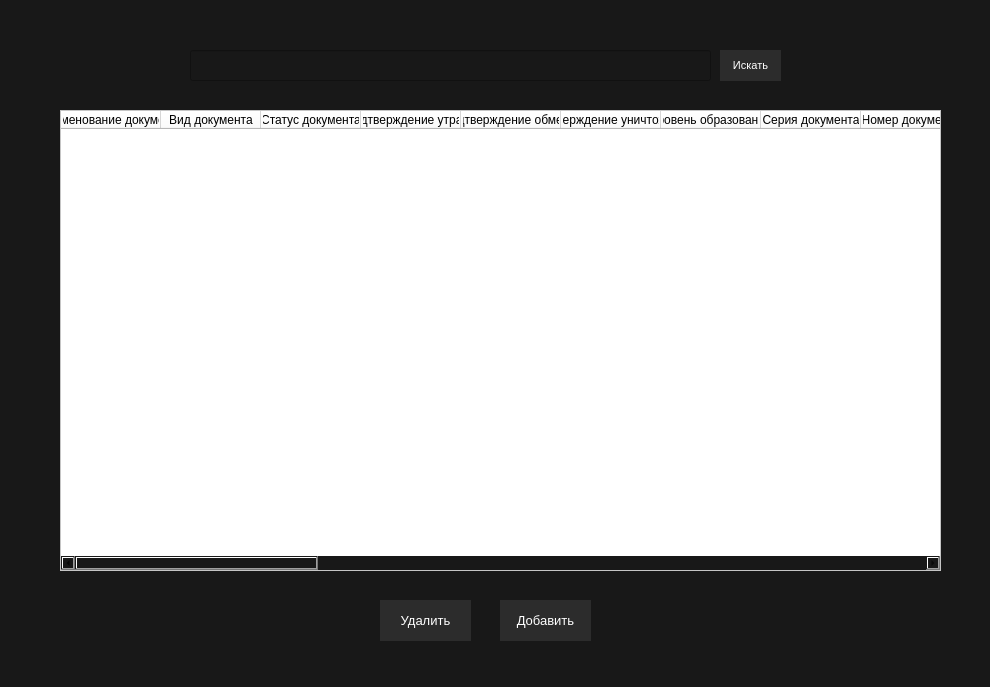
Old version of the form design.ui in the repository dmakger/HelperDoc.
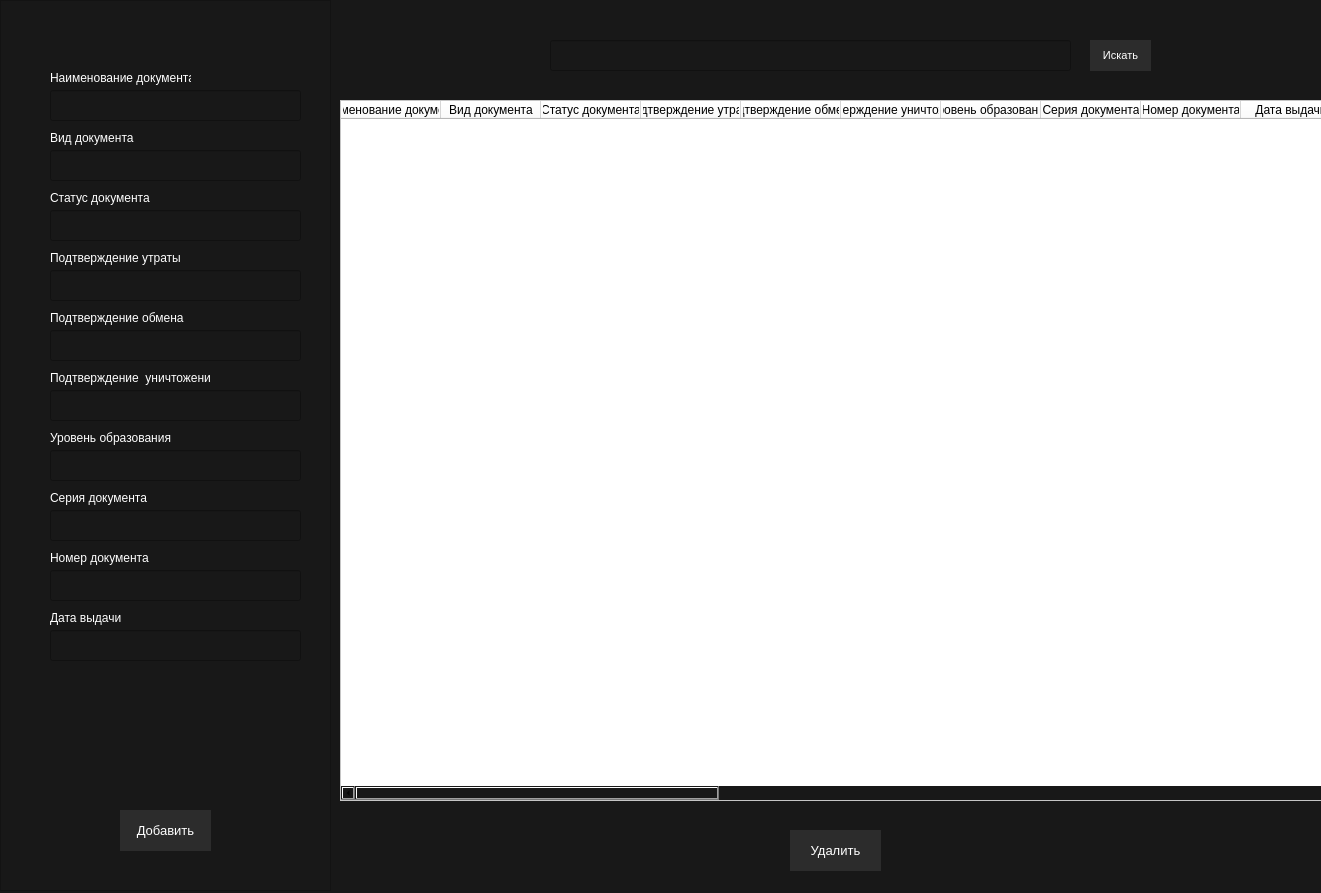
New version of the form.

What changed in the file:
```diff
--- a/design.ui
+++ b/design.ui
@@ -6,8 +6,8 @@
    <rect>
     <x>0</x>
     <y>0</y>
-    <width>990</width>
-    <height>687</height>
+    <width>1321</width>
+    <height>893</height>
    </rect>
   </property>
   <property name="windowTitle">
@@ -23,47 +23,11 @@
    <string notr="true">background-color: #181818;</string>
   </property>
   <widget class="QWidget" name="centralwidget">
-   <widget class="QPushButton" name="add_row">
-    <property name="geometry">
-     <rect>
-      <x>500</x>
-      <y>600</y>
-      <width>91</width>
-      <height>41</height>
-     </rect>
-    </property>
-    <property name="font">
-     <font>
-      <pointsize>10</pointsize>
-      <weight>50</weight>
-      <bold>false</bold>
-     </font>
-    </property>
-    <property name="styleSheet">
-     <string notr="true">QPushButton {
-	background-color: #2C2C2C;
-	color: #fff;
-	text-align: center;
-	padding-bottom: 1px;
-	border: 0;
-}
-
-QPushButton:hover {
-	background-color: #353535;
-}
-QPushButton:pressed {
-	background-color: #3F3F3F;
-}</string>
-    </property>
-    <property name="text">
-     <string>Добавить</string>
-    </property>
-   </widget>
    <widget class="QLineEdit" name="suggest_input">
     <property name="geometry">
      <rect>
-      <x>190</x>
-      <y>50</y>
+      <x>550</x>
+      <y>40</y>
       <width>521</width>
       <height>31</height>
      </rect>
@@ -81,10 +45,10 @@
    <widget class="QTableWidget" name="table">
     <property name="geometry">
      <rect>
-      <x>60</x>
-      <y>110</y>
-      <width>881</width>
-      <height>461</height>
+      <x>340</x>
+      <y>100</y>
+      <width>1051</width>
+      <height>701</height>
      </rect>
     </property>
     <property name="baseSize">
@@ -243,8 +207,8 @@
    <widget class="QPushButton" name="suggest_input_button">
     <property name="geometry">
      <rect>
-      <x>720</x>
-      <y>50</y>
+      <x>1090</x>
+      <y>40</y>
       <width>61</width>
       <height>31</height>
      </rect>
@@ -280,11 +244,389 @@
      <string>Искать</string>
     </property>
    </widget>
+   <widget class="QFrame" name="frame">
+    <property name="geometry">
+     <rect>
+      <x>0</x>
+      <y>0</y>
+      <width>331</width>
+      <height>891</height>
+     </rect>
+    </property>
+    <property name="frameShape">
+     <enum>QFrame::StyledPanel</enum>
+    </property>
+    <property name="frameShadow">
+     <enum>QFrame::Raised</enum>
+    </property>
+    <widget class="QPushButton" name="add_row">
+     <property name="geometry">
+      <rect>
+       <x>120</x>
+       <y>810</y>
+       <width>91</width>
+       <height>41</height>
+      </rect>
+     </property>
+     <property name="font">
+      <font>
+       <pointsize>10</pointsize>
+       <weight>50</weight>
+       <bold>false</bold>
+      </font>
+     </property>
+     <property name="styleSheet">
+      <string notr="true">QPushButton {
+	background-color: #2C2C2C;
+	color: #fff;
+	text-align: center;
+	padding-bottom: 1px;
+	border: 0;
+}
+
+QPushButton:hover {
+	background-color: #353535;
+}
+QPushButton:pressed {
+	background-color: #3F3F3F;
+}</string>
+     </property>
+     <property name="text">
+      <string>Добавить</string>
+     </property>
+    </widget>
+    <widget class="QLineEdit" name="lineEdit">
+     <property name="geometry">
+      <rect>
+       <x>50</x>
+       <y>90</y>
+       <width>251</width>
+       <height>31</height>
+      </rect>
+     </property>
+     <property name="styleSheet">
+      <string notr="true">QLineEdit {
+	color: #fff;
+	padding-left: 10px;
+}</string>
+     </property>
+     <property name="text">
+      <string/>
+     </property>
+    </widget>
+    <widget class="QLabel" name="label">
+     <property name="geometry">
+      <rect>
+       <x>50</x>
+       <y>70</y>
+       <width>141</width>
+       <height>16</height>
+      </rect>
+     </property>
+     <property name="styleSheet">
+      <string notr="true">color: #fff;</string>
+     </property>
+     <property name="text">
+      <string>Наименование документа</string>
+     </property>
+    </widget>
+    <widget class="QLineEdit" name="lineEdit_2">
+     <property name="geometry">
+      <rect>
+       <x>50</x>
+       <y>150</y>
+       <width>251</width>
+       <height>31</height>
+      </rect>
+     </property>
+     <property name="styleSheet">
+      <string notr="true">QLineEdit {
+	color: #fff;
+	padding-left: 10px;
+}</string>
+     </property>
+     <property name="text">
+      <string/>
+     </property>
+    </widget>
+    <widget class="QLabel" name="label_2">
+     <property name="geometry">
+      <rect>
+       <x>50</x>
+       <y>130</y>
+       <width>141</width>
+       <height>16</height>
+      </rect>
+     </property>
+     <property name="styleSheet">
+      <string notr="true">color: #fff;</string>
+     </property>
+     <property name="text">
+      <string>Вид документа</string>
+     </property>
+    </widget>
+    <widget class="QLineEdit" name="lineEdit_3">
+     <property name="geometry">
+      <rect>
+       <x>50</x>
+       <y>210</y>
+       <width>251</width>
+       <height>31</height>
+      </rect>
+     </property>
+     <property name="styleSheet">
+      <string notr="true">QLineEdit {
+	color: #fff;
+	padding-left: 10px;
+}</string>
+     </property>
+    </widget>
+    <widget class="QLabel" name="label_3">
+     <property name="geometry">
+      <rect>
+       <x>50</x>
+       <y>190</y>
+       <width>141</width>
+       <height>16</height>
+      </rect>
+     </property>
+     <property name="styleSheet">
+      <string notr="true">color: #fff;</string>
+     </property>
+     <property name="text">
+      <string>Статус документа</string>
+     </property>
+    </widget>
+    <widget class="QLabel" name="label_4">
+     <property name="geometry">
+      <rect>
+       <x>50</x>
+       <y>250</y>
+       <width>141</width>
+       <height>16</height>
+      </rect>
+     </property>
+     <property name="styleSheet">
+      <string notr="true">color: #fff;</string>
+     </property>
+     <property name="text">
+      <string>Подтверждение утраты</string>
+     </property>
+    </widget>
+    <widget class="QLineEdit" name="lineEdit_4">
+     <property name="geometry">
+      <rect>
+       <x>50</x>
+       <y>270</y>
+       <width>251</width>
+       <height>31</height>
+      </rect>
+     </property>
+     <property name="styleSheet">
+      <string notr="true">QLineEdit {
+	color: #fff;
+	padding-left: 10px;
+}</string>
+     </property>
+    </widget>
+    <widget class="QLineEdit" name="lineEdit_5">
+     <property name="geometry">
+      <rect>
+       <x>50</x>
+       <y>330</y>
+       <width>251</width>
+       <height>31</height>
+      </rect>
+     </property>
+     <property name="styleSheet">
+      <string notr="true">QLineEdit {
+	color: #fff;
+	padding-left: 10px;
+}</string>
+     </property>
+    </widget>
+    <widget class="QLabel" name="label_5">
+     <property name="geometry">
+      <rect>
+       <x>50</x>
+       <y>310</y>
+       <width>141</width>
+       <height>16</height>
+      </rect>
+     </property>
+     <property name="styleSheet">
+      <string notr="true">color: #fff;</string>
+     </property>
+     <property name="text">
+      <string>Подтверждение обмена</string>
+     </property>
+    </widget>
+    <widget class="QLineEdit" name="lineEdit_6">
+     <property name="geometry">
+      <rect>
+       <x>50</x>
+       <y>390</y>
+       <width>251</width>
+       <height>31</height>
+      </rect>
+     </property>
+     <property name="styleSheet">
+      <string notr="true">QLineEdit {
+	color: #fff;
+	padding-left: 10px;
+}</string>
+     </property>
+    </widget>
+    <widget class="QLabel" name="label_6">
+     <property name="geometry">
+      <rect>
+       <x>50</x>
+       <y>370</y>
+       <width>161</width>
+       <height>16</height>
+      </rect>
+     </property>
+     <property name="styleSheet">
+      <string notr="true">color: #fff;</string>
+     </property>
+     <property name="text">
+      <string>Подтверждение  уничтожения</string>
+     </property>
+    </widget>
+    <widget class="QLabel" name="label_7">
+     <property name="geometry">
+      <rect>
+       <x>50</x>
+       <y>430</y>
+       <width>161</width>
+       <height>16</height>
+      </rect>
+     </property>
+     <property name="styleSheet">
+      <string notr="true">color: #fff;</string>
+     </property>
+     <property name="text">
+      <string>Уровень образования</string>
+     </property>
+    </widget>
+    <widget class="QLineEdit" name="lineEdit_7">
+     <property name="geometry">
+      <rect>
+       <x>50</x>
+       <y>450</y>
+       <width>251</width>
+       <height>31</height>
+      </rect>
+     </property>
+     <property name="styleSheet">
+      <string notr="true">QLineEdit {
+	color: #fff;
+	padding-left: 10px;
+}</string>
+     </property>
+    </widget>
+    <widget class="QLineEdit" name="lineEdit_8">
+     <property name="geometry">
+      <rect>
+       <x>50</x>
+       <y>510</y>
+       <width>251</width>
+       <height>31</height>
+      </rect>
+     </property>
+     <property name="styleSheet">
+      <string notr="true">QLineEdit {
+	color: #fff;
+	padding-left: 10px;
+}</string>
+     </property>
+    </widget>
+    <widget class="QLabel" name="label_8">
+     <property name="geometry">
+      <rect>
+       <x>50</x>
+       <y>490</y>
+       <width>161</width>
+       <height>16</height>
+      </rect>
+     </property>
+     <property name="styleSheet">
+      <string notr="true">color: #fff;</string>
+     </property>
+     <property name="text">
+      <string>Серия документа</string>
+     </property>
+    </widget>
+    <widget class="QLineEdit" name="lineEdit_9">
+     <property name="geometry">
+      <rect>
+       <x>50</x>
+       <y>570</y>
+       <width>251</width>
+       <height>31</height>
+      </rect>
+     </property>
+     <property name="styleSheet">
+      <string notr="true">QLineEdit {
+	color: #fff;
+	padding-left: 10px;
+}</string>
+     </property>
+    </widget>
+    <widget class="QLabel" name="label_9">
+     <property name="geometry">
+      <rect>
+       <x>50</x>
+       <y>550</y>
+       <width>161</width>
+       <height>16</height>
+      </rect>
+     </property>
+     <property name="styleSheet">
+      <string notr="true">color: #fff;</string>
+     </property>
+     <property name="text">
+      <string>Номер документа</string>
+     </property>
+    </widget>
+    <widget class="QLabel" name="label_10">
+     <property name="geometry">
+      <rect>
+       <x>50</x>
+       <y>610</y>
+       <width>161</width>
+       <height>16</height>
+      </rect>
+     </property>
+     <property name="styleSheet">
+      <string notr="true">color: #fff;</string>
+     </property>
+     <property name="text">
+      <string>Дата выдачи</string>
+     </property>
+    </widget>
+    <widget class="QLineEdit" name="lineEdit_10">
+     <property name="geometry">
+      <rect>
+       <x>50</x>
+       <y>630</y>
+       <width>251</width>
+       <height>31</height>
+      </rect>
+     </property>
+     <property name="styleSheet">
+      <string notr="true">QLineEdit {
+	color: #fff;
+	padding-left: 10px;
+}</string>
+     </property>
+    </widget>
+   </widget>
    <widget class="QPushButton" name="remove_row">
     <property name="geometry">
      <rect>
-      <x>380</x>
-      <y>600</y>
+      <x>790</x>
+      <y>830</y>
       <width>91</width>
       <height>41</height>
      </rect>
```
